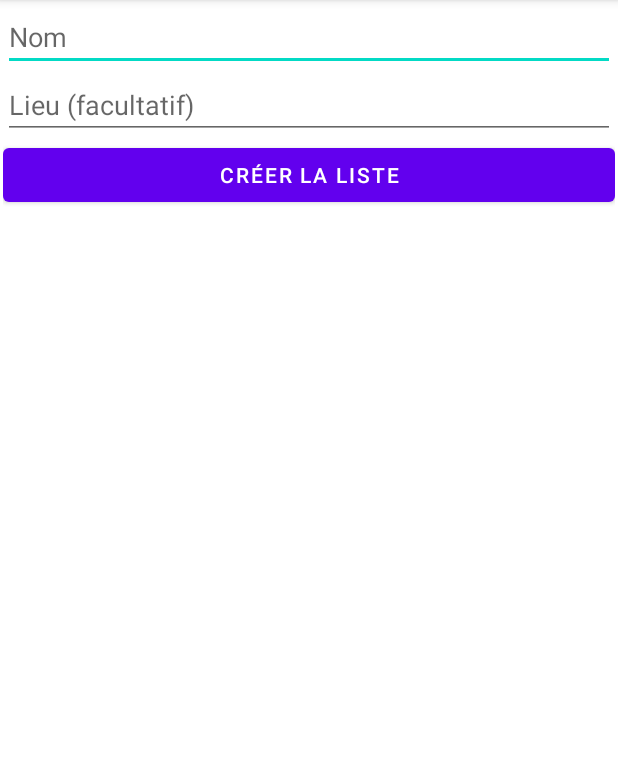
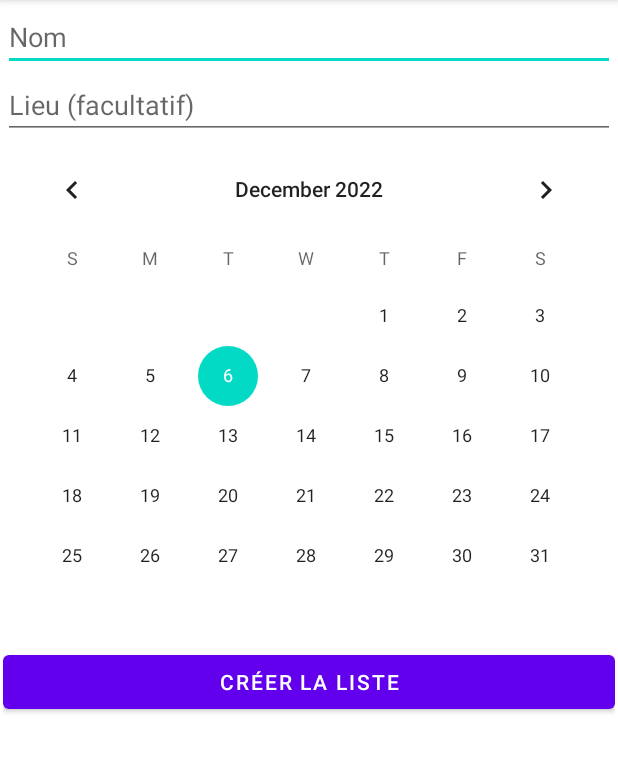
Before and after one commit to matthieudufon/ShoppingList, an Android app: the screen it shows after launch (NewListeActivity), after a tap on an icon or button, on a phone screen of 412 x 824 dp, the part 84-857 px from its top. Run offline under Robolectric (Android 15) with nearby library versions, the phone set to English and light mode, and no system bars; our stand-ins replace Room's generated code.

Commit message:
Add Date attribute to ListeEntity and to the database

```diff
--- a/app/build.gradle
+++ b/app/build.gradle
@@ -25,6 +25,7 @@ android {
     compileOptions {
         sourceCompatibility JavaVersion.VERSION_1_8
         targetCompatibility JavaVersion.VERSION_1_8
+        coreLibraryDesugaringEnabled true
     }
 }
 
@@ -39,4 +40,5 @@ dependencies {
     androidTestImplementation 'androidx.test.ext:junit:1.1.4'
     androidTestImplementation 'androidx.test.espresso:espresso-core:3.5.0'
     annotationProcessor 'androidx.room:room-compiler:2.4.3'
+    coreLibraryDesugaring 'com.android.tools:desugar_jdk_libs:1.0.9'
 }
--- a/app/src/main/java/fr/utt/if26/shoppinglist/AppDatabase.java
+++ b/app/src/main/java/fr/utt/if26/shoppinglist/AppDatabase.java
@@ -1,21 +1,27 @@
 package fr.utt.if26.shoppinglist;
 
 import android.content.Context;
+import android.util.Log;
 
 import androidx.annotation.NonNull;
 import androidx.room.Database;
 import androidx.room.Room;
 import androidx.room.RoomDatabase;
+import androidx.room.TypeConverters;
 import androidx.sqlite.db.SupportSQLiteDatabase;
 
+import java.time.LocalDateTime;
+import java.util.Date;
 import java.util.concurrent.ExecutorService;
 import java.util.concurrent.Executors;
 
+import fr.utt.if26.shoppinglist.converters.DateConverter;
 import fr.utt.if26.shoppinglist.entities.AlimentEntity;
 import fr.utt.if26.shoppinglist.entities.ComposeEntity;
 import fr.utt.if26.shoppinglist.entities.ListeEntity;
 
 @Database(entities = {AlimentEntity.class, ListeEntity.class, ComposeEntity.class}, version = 1)
+@TypeConverters({DateConverter.class})
 public abstract class AppDatabase extends RoomDatabase {
 
     public abstract AppDAO appDAO();
@@ -53,8 +59,10 @@ public abstract class AppDatabase extends RoomDatabase {
                 dao.deleteAllCompose();
                 dao.deleteAllListe();
 
-                ListeEntity liste = new ListeEntity("Courses du samedi", "");
+                ListeEntity liste = new ListeEntity("Courses du samedi", "", new Date());
                 dao.insert(liste);
+
+                Log.d("DEBUG-MATTHIEU", String.valueOf(liste.getId()));
             });
         }
     };
--- a/app/src/main/java/fr/utt/if26/shoppinglist/ListeListAdapter.java
+++ b/app/src/main/java/fr/utt/if26/shoppinglist/ListeListAdapter.java
@@ -23,7 +23,7 @@ public class ListeListAdapter extends ListAdapter<ListeEntity, ListeViewHolder>
     @Override
     public void onBindViewHolder(@NonNull ListeViewHolder holder, int position) {
         ListeEntity current = getItem(position);
-        holder.bind(current.getNom(), current.getLieu());
+        holder.bind(current.getNom(), current.getLieu(), current.getDate());
     }
 
     static class ListeDiff extends DiffUtil.ItemCallback<ListeEntity> {
--- a/app/src/main/java/fr/utt/if26/shoppinglist/ListeViewHolder.java
+++ b/app/src/main/java/fr/utt/if26/shoppinglist/ListeViewHolder.java
@@ -8,20 +8,29 @@ import android.widget.TextView;
 import androidx.annotation.NonNull;
 import androidx.recyclerview.widget.RecyclerView;
 
+import java.text.DateFormat;
+import java.text.SimpleDateFormat;
+import java.util.Date;
+
 public class ListeViewHolder extends RecyclerView.ViewHolder {
 
     private final TextView listeItemView;
     private final TextView listeItemViewLieu;
+    private final TextView listeItemViewDate;
 
     public ListeViewHolder(@NonNull View itemView) {
         super(itemView);
         listeItemView = itemView.findViewById(R.id.liste_item_tv1);
         listeItemViewLieu = itemView.findViewById(R.id.liste_item_tv2);
+        listeItemViewDate = itemView.findViewById(R.id.liste_item_tv3);
     }
 
-    public void bind(String content, String lieu) {
+    public void bind(String content, String lieu, Date date) {
         listeItemView.setText(content);
         listeItemViewLieu.setText(lieu);
+        DateFormat dateFormat = new SimpleDateFormat("dd/MM/yyyy");
+        String strDate = dateFormat.format(date);
+        listeItemViewDate.setText(strDate);
     }
 
     static ListeViewHolder create(ViewGroup parent) {
--- a/app/src/main/java/fr/utt/if26/shoppinglist/NewListeActivity.java
+++ b/app/src/main/java/fr/utt/if26/shoppinglist/NewListeActivity.java
@@ -5,17 +5,26 @@ import androidx.appcompat.app.AppCompatActivity;
 import android.content.Intent;
 import android.os.Bundle;
 import android.text.TextUtils;
+import android.util.Log;
 import android.widget.Button;
+import android.widget.CalendarView;
 import android.widget.EditText;
+
+import java.text.ParseException;
+import java.text.SimpleDateFormat;
+import java.util.Date;
 
 public class NewListeActivity extends AppCompatActivity {
 
     public static final String EXTRA_REPLY_NOM = "com.example.android.listelistsql.REPLYNOM";
     public static final String EXTRA_REPLY_LIEU = "com.example.android.listelistsql.REPLYLIEU";
+    public static final String EXTRA_REPLY_DATE = "com.example.android.listelistsql.REPLYDATE";
 
     private EditText editTextNom;
     private EditText editTextLieu;
+    private CalendarView calendarView;
     private Button buttonAdd;
+    private long date;
 
     @Override
     protected void onCreate(Bundle savedInstanceState) {
@@ -23,7 +32,21 @@ public class NewListeActivity extends AppCompatActivity {
         setContentView(R.layout.activity_new_liste);
         editTextNom = findViewById(R.id.new_liste_activity_et1);
         editTextLieu = findViewById(R.id.new_liste_activity_et2);
+        calendarView = (CalendarView) findViewById(R.id.new_liste_activity_cv);
         buttonAdd = findViewById(R.id.new_liste_activity_bt);
+
+        calendarView.setOnDateChangeListener(new CalendarView.OnDateChangeListener() {
+
+            @Override
+            public void onSelectedDayChange(CalendarView view, int year, int month, int dayOfMonth) {
+                try {
+                    Date dateResult = new SimpleDateFormat("dd/MM/yyyy").parse(dayOfMonth + "/" + month + "/" + year);
+                    date = dateResult.getTime();
+                } catch (ParseException e) {
+                    e.printStackTrace();
+                }
+            }
+        });
 
         buttonAdd.setOnClickListener(view -> {
             Intent replyIntent = new Intent();
@@ -39,6 +62,8 @@ public class NewListeActivity extends AppCompatActivity {
                 }
                 replyIntent.putExtra(EXTRA_REPLY_NOM, nom);
                 replyIntent.putExtra(EXTRA_REPLY_LIEU, lieu);
+                replyIntent.putExtra(EXTRA_REPLY_DATE, this.date);
+                Log.d("DEBUG-MATTHIEU", date + " long");
                 setResult(RESULT_OK, replyIntent);
             }
             finish();
--- /dev/null
+++ b/app/src/main/java/fr/utt/if26/shoppinglist/converters/DateConverter.java
@@ -0,0 +1,19 @@
+package fr.utt.if26.shoppinglist.converters;
+
+import androidx.room.TypeConverter;
+
+import java.util.Date;
+
+public class DateConverter {
+
+    @TypeConverter
+    public static Date fromTimestamp(Long value) {
+        return value == null ? null : new Date(value);
+    }
+
+    @TypeConverter
+    public static Long dateToTimestamp(Date date) {
+        return date == null ? null : date.getTime();
+    }
+
+}
--- a/app/src/main/java/fr/utt/if26/shoppinglist/entities/ListeEntity.java
+++ b/app/src/main/java/fr/utt/if26/shoppinglist/entities/ListeEntity.java
@@ -4,6 +4,8 @@ import androidx.annotation.NonNull;
 import androidx.room.ColumnInfo;
 import androidx.room.Entity;
 import androidx.room.PrimaryKey;
+
+import java.util.Date;
 
 @Entity(tableName= "liste_table")
 public class ListeEntity {
@@ -20,9 +22,13 @@ public class ListeEntity {
     @ColumnInfo(name = "liste_lieu")
     private String lieu;
 
-    public ListeEntity(@NonNull String nom, String lieu) {
+    @ColumnInfo(name = "liste_date")
+    private Date date;
+
+    public ListeEntity(@NonNull String nom, String lieu, Date date) {
         this.nom = nom;
         this.lieu = lieu;
+        this.date = date;
     }
 
     public Integer getId() {
@@ -35,6 +41,8 @@ public class ListeEntity {
 
     public String getLieu() { return lieu; }
 
+    public Date getDate() { return this.date; }
+
     public void setId(Integer id) {
         this.id = id;
     }
--- a/app/src/main/res/layout/activity_new_liste.xml
+++ b/app/src/main/res/layout/activity_new_liste.xml
@@ -23,6 +23,11 @@
         android:ems="10"
         android:inputType="textPersonName" />
 
+    <CalendarView
+        android:id="@+id/new_liste_activity_cv"
+        android:layout_width="match_parent"
+        android:layout_height="wrap_content" />
+
     <Button
         android:id="@+id/new_liste_activity_bt"
         android:layout_width="match_parent"
```
Also changed, not shown: app/src/main/java/fr/utt/if26/shoppinglist/MainActivity.java (+6 -2 lines), app/src/main/res/layout/liste_item.xml (+21 -5 lines).
